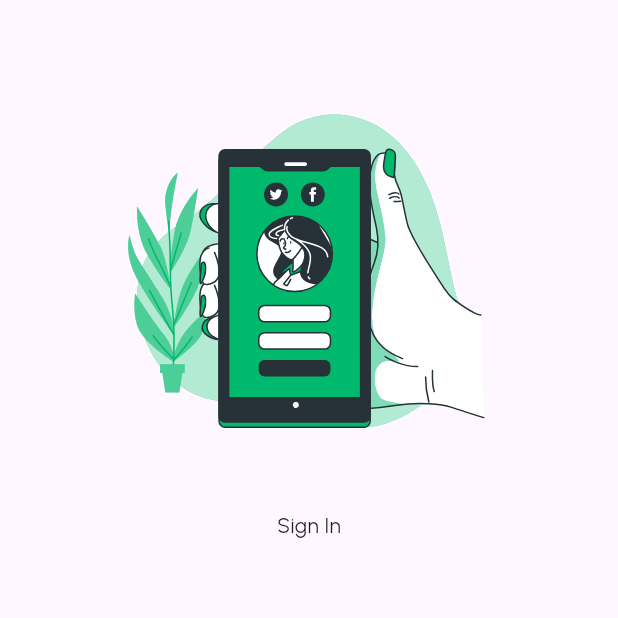
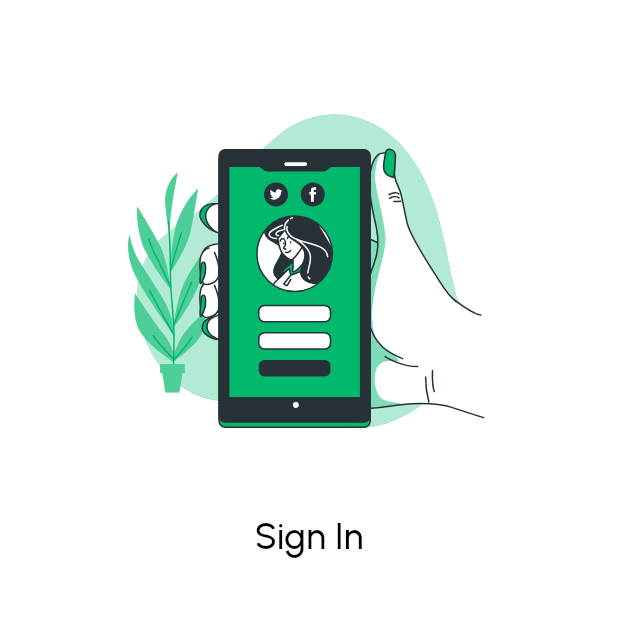
Before and after one commit to samrasugu/nutrimate, a Flutter app: the screen it shows after launch, on a phone screen of 412 x 824 dp, the top half of it. Run offline on Flutter 3.47's test engine with Material 3 defaults, Android fonts, the phone set to English and light mode, and no system bars; our stand-ins replace flutter_svg.

Commit message:
feat: added apptheme

```diff
--- a/lib/main.dart
+++ b/lib/main.dart
@@ -1,4 +1,5 @@
 import 'package:flutter/material.dart';
+import 'package:nutrimate/presentation/core/theme/theme.dart';
 import 'package:nutrimate/presentation/onboarding/login/pages/login_page.dart';
 
 void main() {
@@ -13,10 +14,7 @@ class MyApp extends StatelessWidget {
     return MaterialApp(
       title: 'NutriMate',
       debugShowCheckedModeBanner: false,
-      theme: ThemeData(
-        fontFamily: 'Urbanist',
-        useMaterial3: true,
-      ),
+      theme: AppTheme.getTheme(),
       home: const LoginPage(),
     );
   }
--- /dev/null
+++ b/lib/presentation/core/theme/theme.dart
@@ -0,0 +1,73 @@
+import 'package:flutter/material.dart';
+
+class AppTheme {
+  static ThemeData getTheme() {
+    return ThemeData(
+      fontFamily: 'Urbanist',
+      useMaterial3: true,
+      primaryColor: AppColors.themeColors.primaryColor,
+      primaryColorDark: AppColors.themeColors.primaryDarkColor,
+      colorScheme: ColorScheme.light(
+        primary: AppColors.themeColors.primaryColor,
+        secondary: AppColors.themeColors.accentColor,
+        onSecondary: AppColors.themeColors.primaryDarkColor,
+      ).copyWith(background: AppColors.themeColors.backgroundColor),
+    ).copyWith(
+      pageTransitionsTheme: const PageTransitionsTheme(
+        builders: <TargetPlatform, PageTransitionsBuilder>{
+          TargetPlatform.android: CupertinoPageTransitionsBuilder(),
+          TargetPlatform.iOS: CupertinoPageTransitionsBuilder(),
+        },
+      ),
+      elevatedButtonTheme: ElevatedButtonThemeData(
+        style: ButtonStyle(
+          backgroundColor: MaterialStateProperty.all<Color>(
+            AppColors.themeColors.primaryColor,
+          ),
+          shape: MaterialStateProperty.all<RoundedRectangleBorder>(
+            RoundedRectangleBorder(
+              borderRadius: BorderRadius.circular(10),
+            ),
+          ),
+        ),
+      ),
+    );
+  }
+}
+
+class AppColors {
+  static const Color primaryColor = Color(0xFF00B96D);
+  static const Color darkGreenColor = Color(0xFF134631);
+  static const Color primaryColorLite = Color(0xFFCBEAD2);
+  static const Color primaryColorThin = Color(0xFFEEF8F1);
+  static const Color darkGreyColor = Color(0xFF3C3C3C);
+  static const Color greyTextColor = Color(0xFF828282);
+  static const Color lightGreyColor = Color(0xFFC1C1C1);
+  static const Color backgroundColor = Color(0xFFF9F9F9);
+  static const Color whiteColor = Color(0xFFFFFFFF);
+  static const Color blackColor = Color(0xFF000000);
+  static const Color redColor = Color(0xFFEB5757);
+  static const Color yellowColor = Color(0xFFFFECA6);
+  static const Color yellowWarningColor = Color(0xFFF2C94C);
+
+  static ThemeColors themeColors = ThemeColors(
+    primaryColor: primaryColor,
+    primaryDarkColor: darkGreenColor,
+    accentColor: primaryColorLite,
+    backgroundColor: backgroundColor,
+  );
+}
+
+class ThemeColors {
+  final Color primaryColor;
+  final Color primaryDarkColor;
+  final Color accentColor;
+  final Color backgroundColor;
+
+  ThemeColors({
+    required this.primaryColor,
+    required this.primaryDarkColor,
+    required this.accentColor,
+    required this.backgroundColor,
+  });
+}
--- a/lib/presentation/onboarding/login/pages/login_page.dart
+++ b/lib/presentation/onboarding/login/pages/login_page.dart
@@ -2,7 +2,9 @@ import 'package:flutter/material.dart';
 import 'package:flutter_svg/svg.dart';
 import 'package:nutrimate/domain/core/value_objects/app_strings.dart';
 import 'package:nutrimate/domain/core/value_objects/asset_strings.dart';
+import 'package:nutrimate/presentation/core/theme/theme.dart';
 import 'package:nutrimate/presentation/global/spaces.dart';
+import 'package:nutrimate/presentation/global/text_themes.dart';
 
 class LoginPage extends StatelessWidget {
   const LoginPage({super.key});
@@ -25,7 +27,13 @@ class LoginPage extends StatelessWidget {
                     ),
                   ),
                   smallVerticalSizedBox,
-                  const Text(signInText),
+                  Text(
+                    signInText,
+                    style: boldSize24Text(
+                      AppColors.blackColor,
+                    ),
+                  ),
+                  smallVerticalSizedBox,
                 ],
               ),
             ),
```
